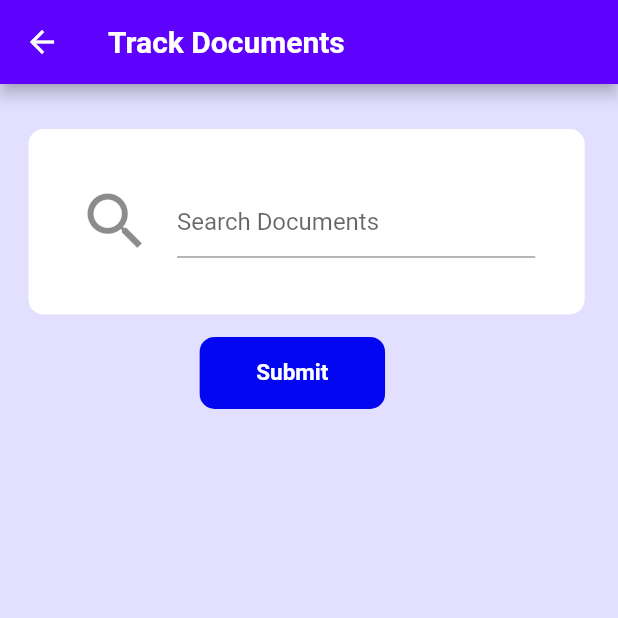
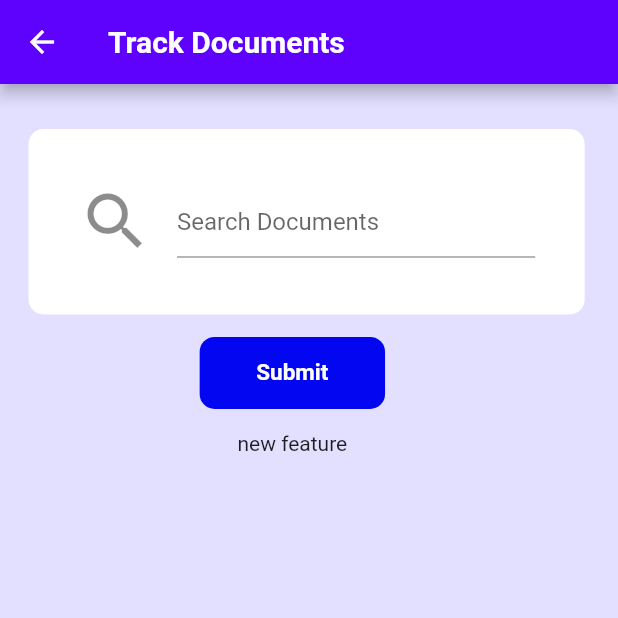
Before and after one commit to AmashAmeer/amash_wizstamp, a Flutter app: the Track screen opened directly, on a phone screen of 412 x 824 dp, the top half of it. Run offline on Flutter 3.47's test engine with Material 2 defaults, Android fonts, the phone set to English and light mode, and no system bars; missing offline and left inert: syncfusion_flutter_signaturepad; network calls fail.

Commit message:
new feature

```diff
--- a/lib/pages/track.dart
+++ b/lib/pages/track.dart
@@ -81,6 +81,7 @@ class _TrackState extends State<Track> {
                   )),
             ),
           ),
+          const Text('new feature'),
           // Text(four.toString()),
         ],
       ),
```
